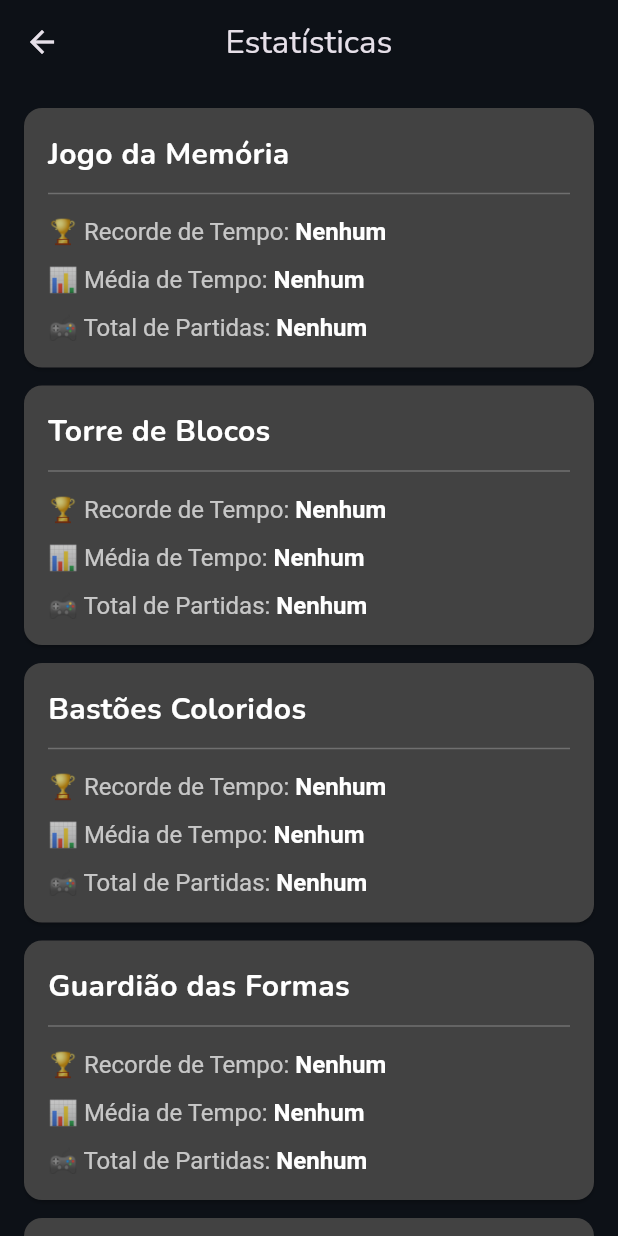
After one commit to Victor-GF/Ativid-Extens-Uninter, a Flutter app: the screen it shows after launch, after a tap on "Estatísticas", on a phone screen of 412 x 824 dp. The commit adds this screen. Run offline on Flutter 3.47's test engine with Material 3 defaults, Android fonts, the light colour scheme and no system bars; our stand-ins replace confetti, google_fonts, hive_flutter; accounts and stored records are empty.

Commit message:
Feature estatisticas - Visualização dos dados

```diff
--- a/lib/data/models/estatistica_jogo.dart
+++ b/lib/data/models/estatistica_jogo.dart
@@ -1,14 +1,14 @@
 class EstatisticaJogo {
   final String nomeDoJogo;
-  double recordeDeTempo; // Em segundos
-  double mediaDeTempo;
-  int totalDePartidas;
+  double? recordeDeTempo; // Em segundos
+  double? mediaDeTempo;
+  int? totalDePartidas;
 
   EstatisticaJogo({
     required this.nomeDoJogo,
-    required this.recordeDeTempo,
-    required this.mediaDeTempo,
-    required this.totalDePartidas,
+    this.recordeDeTempo,
+    this.mediaDeTempo,
+    this.totalDePartidas,
   });
 
   // Funções de conversão para salvar no Hive (que usa Mapas)
@@ -21,9 +21,9 @@ class EstatisticaJogo {
   factory EstatisticaJogo.fromMap(Map<String, dynamic> map, String nomeDoJogo) {
     return EstatisticaJogo(
       nomeDoJogo: nomeDoJogo,
-      recordeDeTempo: map['recordeDeTempo'] ?? double.infinity,
-      mediaDeTempo: map['mediaDeTempo'] ?? 0.0,
-      totalDePartidas: map['totalDePartidas'] ?? 0,
+      recordeDeTempo: map['recordeDeTempo'],
+      mediaDeTempo: map['mediaDeTempo'],
+      totalDePartidas: map['totalDePartidas'],
     );
   }
 }
--- a/lib/data/repositories/estatisticas_repository.dart
+++ b/lib/data/repositories/estatisticas_repository.dart
@@ -15,7 +15,7 @@ class EstatisticasRepository {
     _box = await Hive.openBox(_boxName);
   }
 
-  EstatisticaJogo getEstatisticas(String nomeDoJogo) {
+  Future<EstatisticaJogo> getEstatisticas(String nomeDoJogo) async {
     // Busca o mapa de dados do Hive. Se não existir, retorna um mapa vazio.
     final dadosDoHive = Map<String, dynamic>.from(_box.get(nomeDoJogo) ?? {});
     return EstatisticaJogo.fromMap(dadosDoHive, nomeDoJogo);
@@ -25,20 +25,20 @@ class EstatisticasRepository {
     required Atividade atividade,
     required double tempo,
   }) async {
-    final estatisticasAtuais = getEstatisticas(atividade.id);
+    final estatisticasAtuais = await getEstatisticas(atividade.id);
 
     // Verifica recorde
-    if (tempo < estatisticasAtuais.recordeDeTempo) {
+    if (tempo < (estatisticasAtuais.recordeDeTempo ?? double.infinity)) {
       estatisticasAtuais.recordeDeTempo = tempo;
     }
 
     // Atualiza média de tempo
-    final mediaAtual = estatisticasAtuais.mediaDeTempo;
-    final totalPartidas = estatisticasAtuais.totalDePartidas;
+    final mediaAtual = estatisticasAtuais.mediaDeTempo ?? .0;
+    final totalPartidas = estatisticasAtuais.totalDePartidas ?? .0;
     estatisticasAtuais.mediaDeTempo = (mediaAtual * totalPartidas + tempo) / (totalPartidas + 1);
 
     // Incrementa o total de partidas
-    estatisticasAtuais.totalDePartidas++;
+    estatisticasAtuais.totalDePartidas = (estatisticasAtuais.totalDePartidas ?? 0) + 1;
 
     // Salva o objeto no banco de dados
     await _box.put(atividade.id, estatisticasAtuais.toMap());
--- /dev/null
+++ b/lib/features/estatisticas/estatisticas_screen.dart
@@ -0,0 +1,109 @@
+import 'package:atividade_extensionista_uninter/data/models/atividade.dart';
+import 'package:atividade_extensionista_uninter/data/models/estatistica_jogo.dart';
+import 'package:atividade_extensionista_uninter/data/repositories/estatisticas_repository.dart';
+import 'package:flutter/material.dart';
+
+class EstatisticasScreen extends StatefulWidget {
+  const EstatisticasScreen({super.key});
+
+  @override
+  State<EstatisticasScreen> createState() => _EstatisticasScreenState();
+}
+
+class _EstatisticasScreenState extends State<EstatisticasScreen> {
+  bool _isLoading = true;
+  late List<EstatisticaJogo> _estatisticas;
+
+  @override
+  void initState() {
+    super.initState();
+    _carregarEstatisticas();
+  }
+
+  Future<void> _carregarEstatisticas() async {
+    // Busca as estatísticas de todas as atividades definidas no nosso enum
+    final List<EstatisticaJogo> statsCarregadas = [];
+    for (var activity in Atividade.values) {
+      final stat = await EstatisticasRepository.instance.getEstatisticas(activity.id);
+      statsCarregadas.add(stat);
+    }
+
+    // Atualiza a tela com os dados carregados
+    if (mounted) {
+      setState(() {
+        _estatisticas = statsCarregadas;
+        _isLoading = false;
+      });
+    }
+  }
+
+  @override
+  Widget build(BuildContext context) {
+    return Scaffold(
+      appBar: AppBar(
+        title: const Text('Estatísticas'),
+        centerTitle: true,
+        backgroundColor: Colors.transparent,
+      ),
+      body: _isLoading
+          ? const Center(child: CircularProgressIndicator())
+          : ListView.builder(
+              padding: const EdgeInsets.all(16.0),
+              itemCount: _estatisticas.length,
+              itemBuilder: (context, index) {
+                final stat = _estatisticas[index];
+                // Busca o label do nosso enum usando o id salvo
+                final activityLabel = Atividade.values.firstWhere((a) => a.id == stat.nomeDoJogo).label;
+
+                return Card(
+                  color: Colors.grey.shade800,
+                  shape: RoundedRectangleBorder(borderRadius: BorderRadius.circular(12)),
+                  margin: const EdgeInsets.only(bottom: 12),
+                  child: Padding(
+                    padding: const EdgeInsets.all(16.0),
+                    child: Column(
+                      crossAxisAlignment: CrossAxisAlignment.start,
+                      children: [
+                        Text(
+                          activityLabel,
+                          style: const TextStyle(
+                            fontSize: 20,
+                            fontWeight: FontWeight.bold,
+                            color: Colors.white,
+                          ),
+                        ),
+                        const Divider(color: Colors.white24, height: 24),
+                        // Usamos RichText para estilizar o label e o valor de forma diferente
+                        _buildStatRow('🏆', 'Recorde de Tempo:', stat.recordeDeTempo == null ? 'Nenhum' : '${stat.recordeDeTempo!.toStringAsFixed(1)}s'),
+                        const SizedBox(height: 8),
+                        _buildStatRow('📊', 'Média de Tempo:', stat.mediaDeTempo == null ? 'Nenhum' : '${stat.mediaDeTempo!.toStringAsFixed(1)}s'),
+                        const SizedBox(height: 8),
+                        _buildStatRow('🎮', 'Total de Partidas:', stat.totalDePartidas?.toString() ?? 'Nenhum'),
+                      ],
+                    ),
+                  ),
+                );
+              },
+            ),
+    );
+  }
+
+  // Widget auxiliar para criar as linhas de texto de forma consistente
+  Widget _buildStatRow(String emoji, String label, String value) {
+    return RichText(
+      text: TextSpan(
+        style: const TextStyle(color: Colors.white70, fontSize: 16, height: 1.5),
+        children: [
+          TextSpan(text: '$emoji $label '),
+          TextSpan(
+            text: value,
+            style: const TextStyle(
+              color: Colors.white,
+              fontWeight: FontWeight.bold,
+            ),
+          ),
+        ],
+      ),
+    );
+  }
+}
--- a/lib/features/jogo_da_memoria/jogo_da_memoria.dart
+++ b/lib/features/jogo_da_memoria/jogo_da_memoria.dart
@@ -27,7 +27,6 @@ class _JogoDaMemoriaScreenState extends State<JogoDaMemoriaScreen> {
 
   // Relógio para o tempo
   final _stopwatch = Stopwatch();
-  int _contadorDeErros = 0;
 
   @override
   void initState() {
@@ -48,7 +47,6 @@ class _JogoDaMemoriaScreenState extends State<JogoDaMemoriaScreen> {
     List<int> numbers = List.generate(_gridSize ~/ 2, (i) => i + 1) + List.generate(_gridSize ~/ 2, (i) => i + 1);
     numbers.shuffle();
 
-    _contadorDeErros = 0;
     _stopwatch.reset();
     _stopwatch.start();
 
--- a/lib/features/menu/menu_screen.dart
+++ b/lib/features/menu/menu_screen.dart
@@ -1,4 +1,5 @@
 import 'package:atividade_extensionista_uninter/data/models/atividade.dart';
+import 'package:atividade_extensionista_uninter/features/estatisticas/estatisticas_screen.dart';
 import 'package:flutter/material.dart';
 
 import 'widgets/menu_item_widget.dart';
@@ -35,7 +36,10 @@ class MenuPrincipalScreen extends StatelessWidget {
         backgroundColor: Colors.transparent,
         elevation: 0,
       ),
-      body: ListView.separated(
+      body: Column(
+        children: [
+          Expanded(
+            child: ListView.separated(
               padding: const EdgeInsets.all(16.0),
               itemCount: atividades.length,
               separatorBuilder: (context, index) => const SizedBox(height: 12),
@@ -55,6 +59,23 @@ class MenuPrincipalScreen extends StatelessWidget {
                 );
               },
             ),
+          ),
+          Padding(
+            padding: const EdgeInsets.all(16.0),
+            child: MenuItemWidget(
+              titulo: 'Estatísticas',
+              icone: Icons.bar_chart_rounded,
+              cor: Colors.amber,
+              onTap: () {
+                Navigator.push(
+                  context,
+                  MaterialPageRoute(builder: (context) => const EstatisticasScreen()),
+                );
+              },
+            ),
+          )
+        ],
+      ),
     );
   }
 }
```
Lines whose indentation alone changed are shown as unchanged.
